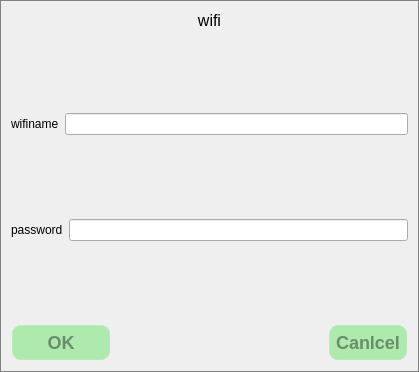
Qt form qt/t507/wificondialog.ui (jizizihe/baijie_demo) before a commit.
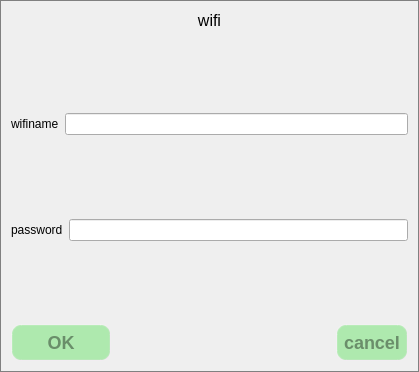
The same form after that commit. Icons and pictures are not drawn.

What changed in the file:
```diff
--- a/qt/t507/wificondialog.ui
+++ b/qt/t507/wificondialog.ui
@@ -177,7 +177,7 @@
      <item>
       <widget class="QPushButton" name="WifiCancelBtn">
        <property name="text">
-        <string>Canlcel</string>
+        <string>cancel</string>
        </property>
       </widget>
      </item>
```
